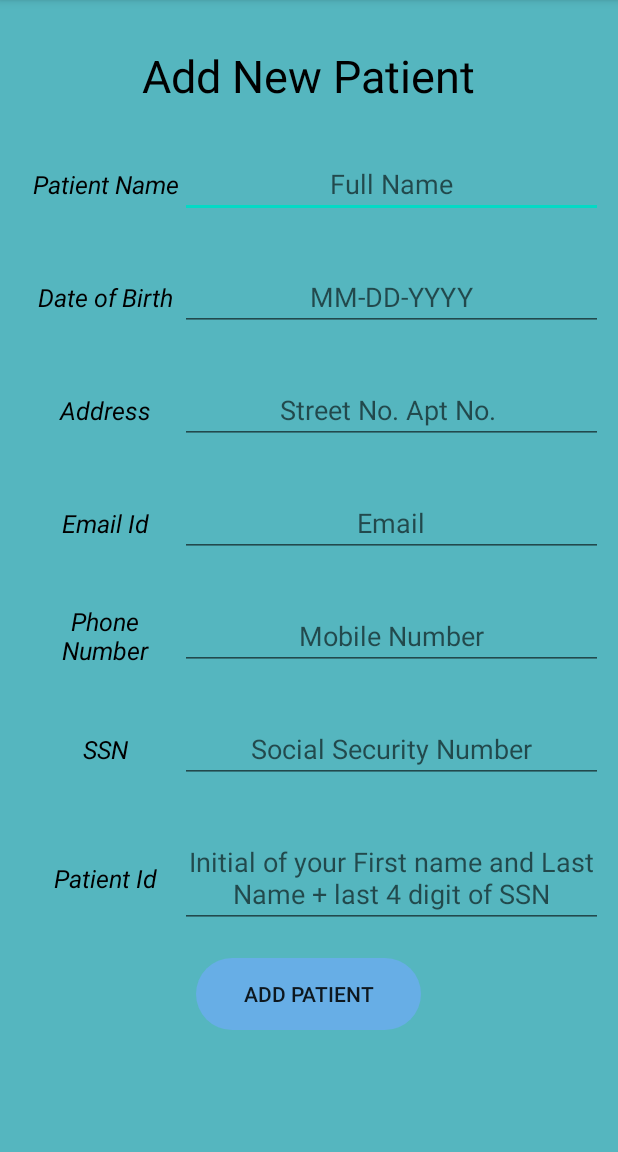
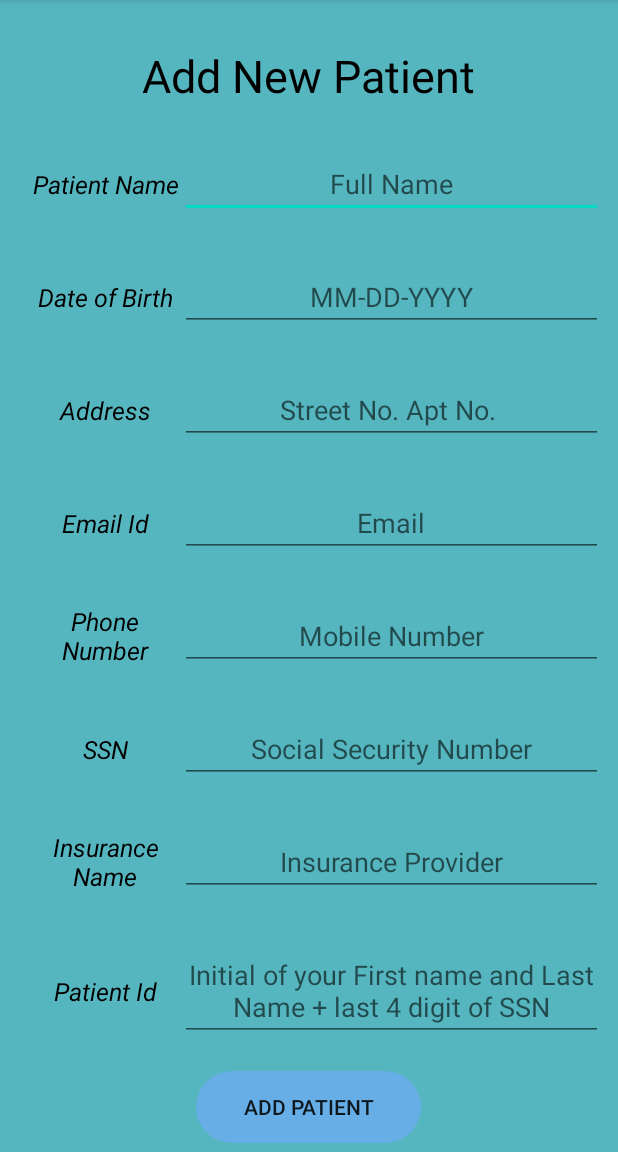
Before and after one commit to Hackme12/HospitalManage, an Android app: the AddPatient screen opened directly, with no data from a screen before it, on a phone screen of 412 x 824 dp, the part 84-1236 px from its top. Run offline under Robolectric (Android 15) with nearby library versions, the light colour scheme and no system bars; our stand-ins replace Firebase (no records; nobody signed in at launch, a user with empty details on screens opened directly).

Commit message:
initial commit

```diff
--- a/app/src/main/java/com/example/hospitalmanagement/AddPatient.java
+++ b/app/src/main/java/com/example/hospitalmanagement/AddPatient.java
@@ -27,7 +27,7 @@ import java.util.HashMap;
 public class AddPatient extends AppCompatActivity {
 
     private EditText name, dateOfBirth,address;
-    private EditText emailId, phoneNumber,SSN;
+    private EditText emailId, phoneNumber,SSN, Insurance_provider;
     private EditText patientId;
     private Button btnAddPatient;
     private ProgressDialog loadingBar;
@@ -45,6 +45,7 @@ public class AddPatient extends AppCompatActivity {
         emailId = (EditText)findViewById(R.id.email_id);
         phoneNumber = (EditText)findViewById(R.id.phone_number);
         SSN = (EditText)findViewById(R.id.SSN);
+        Insurance_provider = (EditText)findViewById(R.id.insurance_provider);
         patientId = (EditText)findViewById(R.id.patientID);
         loadingBar = new ProgressDialog(this);
 
@@ -70,6 +71,7 @@ public class AddPatient extends AppCompatActivity {
         String Email = emailId.getText().toString().trim();
         String Phone = phoneNumber.getText().toString().trim();
         String SocialSN = SSN.getText().toString().trim();
+        String Insurance_name = Insurance_provider.getText().toString().trim();
         String PatientID = patientId.getText().toString().trim();
 
         if((TextUtils.isEmpty(Name))&& (TextUtils.isEmpty(DOB))
@@ -92,7 +94,7 @@ public class AddPatient extends AppCompatActivity {
             loadingBar.setMessage("Please Wait while creating patient chart");
             loadingBar.setCanceledOnTouchOutside(false);
             loadingBar.show();
-            UpdatePatientInfoIntoDatabase(PatientID, Name,DOB,Address,Email,Phone,SocialSN);
+            UpdatePatientInfoIntoDatabase(PatientID, Name,DOB,Address,Email,Phone,SocialSN, Insurance_name);
 
 
         }
@@ -101,7 +103,7 @@ public class AddPatient extends AppCompatActivity {
     }
 
     private void UpdatePatientInfoIntoDatabase(final String PatientID, final String name, final String dob, final String address,
-                                               final String email, final String phone, final String socialSN)
+                                               final String email, final String phone, final String socialSN, final String InsuranceProvider)
     {
         final FirebaseDatabase database = FirebaseDatabase.getInstance();
         final DatabaseReference myRef = database.getReference();
@@ -122,6 +124,7 @@ public class AddPatient extends AppCompatActivity {
                     patientData.put("EmailId", email);
                     patientData.put("Address", address);
                     patientData.put("DateOfBirth", dob);
+                    patientData.put("InsuranceProvider",InsuranceProvider);
                     patientData.put("Name", name);
                     patientData.put("PatientID", PatientID);
 
--- a/app/src/main/java/com/example/hospitalmanagement/CeoActivity.java
+++ b/app/src/main/java/com/example/hospitalmanagement/CeoActivity.java
@@ -88,8 +88,12 @@ public class CeoActivity extends AppCompatActivity {
 
         switch (item.getItemId()){
             case (R.id.Logout):
-                Intent intent = new Intent(CeoActivity.this,MainActivity.class);
+                Intent intent = new Intent(CeoActivity.this, MainActivity.class);
+                intent.setFlags(Intent.FLAG_ACTIVITY_CLEAR_TOP |
+                        Intent.FLAG_ACTIVITY_CLEAR_TASK |
+                        Intent.FLAG_ACTIVITY_NEW_TASK);
                 startActivity(intent);
+                finish();
                 break;
             default:
                 break;
--- a/app/src/main/java/com/example/hospitalmanagement/CheckInActivity.java
+++ b/app/src/main/java/com/example/hospitalmanagement/CheckInActivity.java
@@ -190,8 +190,11 @@ public class CheckInActivity extends AppCompatActivity {
         switch (item.getItemId()){
             case (R.id.Logout):
                 Intent intent = new Intent(CheckInActivity.this,MainActivity.class);
+                intent.setFlags(Intent.FLAG_ACTIVITY_CLEAR_TOP |
+                        Intent.FLAG_ACTIVITY_CLEAR_TASK |
+                        Intent.FLAG_ACTIVITY_NEW_TASK);
                 startActivity(intent);
-
+                finish();
                 break;
 
             default:
--- a/app/src/main/java/com/example/hospitalmanagement/DoctorActivity.java
+++ b/app/src/main/java/com/example/hospitalmanagement/DoctorActivity.java
@@ -144,7 +144,11 @@ public class DoctorActivity extends AppCompatActivity {
         switch (item.getItemId()) {
             case (R.id.Logout):
                 Intent intent = new Intent(DoctorActivity.this, MainActivity.class);
+                intent.setFlags(Intent.FLAG_ACTIVITY_CLEAR_TOP |
+                        Intent.FLAG_ACTIVITY_CLEAR_TASK |
+                        Intent.FLAG_ACTIVITY_NEW_TASK);
                 startActivity(intent);
+                finish();
 
                 break;
 
--- a/app/src/main/java/com/example/hospitalmanagement/NurseActivity.java
+++ b/app/src/main/java/com/example/hospitalmanagement/NurseActivity.java
@@ -121,7 +121,11 @@ public class NurseActivity extends AppCompatActivity {
         switch (item.getItemId()) {
             case (R.id.Logout):
                 Intent intent = new Intent(NurseActivity.this, MainActivity.class);
+                intent.setFlags(Intent.FLAG_ACTIVITY_CLEAR_TOP |
+                        Intent.FLAG_ACTIVITY_CLEAR_TASK |
+                        Intent.FLAG_ACTIVITY_NEW_TASK);
                 startActivity(intent);
+                finish();
 
                 break;
 
--- a/app/src/main/java/com/example/hospitalmanagement/SelectDate.java
+++ b/app/src/main/java/com/example/hospitalmanagement/SelectDate.java
@@ -261,8 +261,11 @@ public class SelectDate extends AppCompatActivity implements AdapterView.OnItemS
         switch (item.getItemId()){
             case (R.id.Logout):
                 Intent intent = new Intent(SelectDate.this,MainActivity.class);
+                intent.setFlags(Intent.FLAG_ACTIVITY_CLEAR_TOP |
+                        Intent.FLAG_ACTIVITY_CLEAR_TASK |
+                        Intent.FLAG_ACTIVITY_NEW_TASK);
                 startActivity(intent);
-
+                finish();
                 break;
 
             default:
--- a/app/src/main/java/com/example/hospitalmanagement/StaffActivity.java
+++ b/app/src/main/java/com/example/hospitalmanagement/StaffActivity.java
@@ -180,6 +180,7 @@ public class StaffActivity extends AppCompatActivity {
                         intent.putExtra("pPhone",cPatient.getPhoneNumber());
                         intent.putExtra("pDateofBirth",cPatient.getDateOfBirth());
                         intent.putExtra("pEmail",cPatient.getEmailId());
+                        intent.putExtra("insuranceName",cPatient.getInsuranceName());
                         intent.putExtra("Message","editTrue");
 
                         startActivity(intent);
--- a/app/src/main/res/layout/activity_add_patient.xml
+++ b/app/src/main/res/layout/activity_add_patient.xml
@@ -206,8 +206,38 @@
         </LinearLayout>
 
         <LinearLayout
+            android:id="@+id/Linearlayout8"
+            android:layout_below="@+id/Linearlayout6"
+            android:layout_width="match_parent"
+            android:layout_height="wrap_content"
+            android:layout_marginTop="30dp"
+            android:orientation="horizontal">
+
+            <TextView
+                android:layout_width="100dp"
+                android:layout_height="match_parent"
+                android:text="Insurance Name"
+                android:textStyle="italic"
+                android:gravity="center"
+                android:textSize="16.5dp"
+                android:textColor="#000000"
+                android:layout_marginStart="20dp"
+                />
+            <EditText
+                android:id="@+id/insurance_provider"
+                android:layout_width="match_parent"
+                android:layout_height="wrap_content"
+                android:gravity="center"
+                android:hint="Insurance Provider"
+                android:layout_marginEnd="10dp"
+
+                />
+
+        </LinearLayout>
+
+        <LinearLayout
             android:id="@+id/Linearlayout7"
-            android:layout_below="@+id/Linearlayout6"
+            android:layout_below="@+id/Linearlayout8"
             android:layout_width="match_parent"
             android:layout_height="wrap_content"
             android:layout_marginTop="30dp"
```
Also changed, not shown: app/src/main/java/com/example/hospitalmanagement/CancelAppointment.java (+5 -4 lines), app/src/main/java/com/example/hospitalmanagement/Users/PatientInfo.java (+10 -2 lines), app/src/main/java/com/example/hospitalmanagement/updatePatientActivity.java (+5 -2 lines), app/src/main/res/layout/activity_update_patient.xml (+20 -11 lines).
